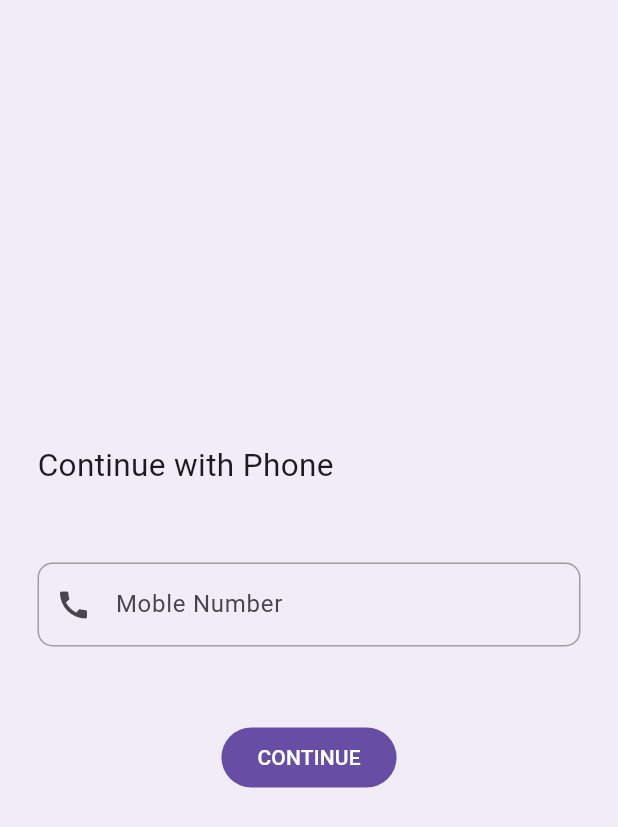
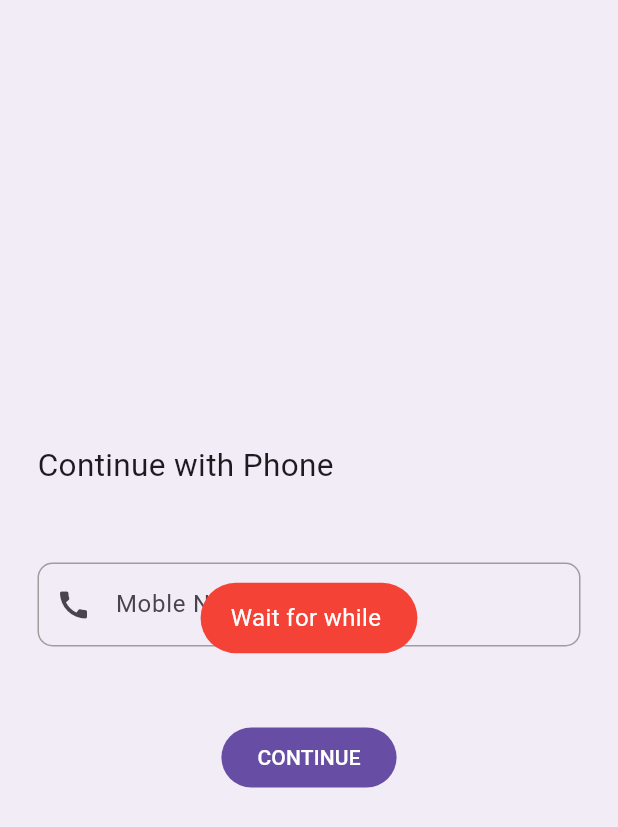
Before and after one commit to vijay-malethia/crud, a Flutter app: the screen it shows after launch, after a tap on "CONTINUE", on a phone screen of 412 x 824 dp. Shown: the top 827 px of the screen. Run offline on Flutter 3.47's test engine with Material 3 defaults, Android fonts, the phone set to English and light mode, and no system bars; our stand-ins replace cloud_firestore, firebase_auth, firebase_core, firebase_storage, flutter_slidable, fluttertoast and 6 more; accounts and stored records are empty; network calls fail.

```diff
--- a/lib/ui/views/auth/auth_view.dart
+++ b/lib/ui/views/auth/auth_view.dart
@@ -37,14 +37,12 @@ class AuthView extends StackedView<AuthViewModel> with $AuthView {
                       elevation: MaterialStatePropertyAll(0),
                       backgroundColor:
                           MaterialStatePropertyAll(Color(0xFF674EA4))),
-                  onPressed: () =>
-                      viewModel.verifyNumber(phoneNumberController.text),
-                  child: viewModel.isBusy
-                      ? const CircularProgressIndicator()
-                      : const Text(
-                          'CONTINUE',
-                          style: TextStyle(color: Colors.white),
-                        ))
+                  onPressed: () => viewModel.verifyNumber(
+                      phoneNumberController.text, context),
+                  child: const Text(
+                    'CONTINUE',
+                    style: TextStyle(color: Colors.white),
+                  ))
             ],
           ),
         ),
--- a/lib/ui/views/auth/auth_viewmodel.dart
+++ b/lib/ui/views/auth/auth_viewmodel.dart
@@ -1,4 +1,5 @@
 import 'package:flutter/material.dart';
+import 'package:fluttertoast/fluttertoast.dart';
 import 'package:stacked/stacked.dart';
 import 'package:firebase_auth/firebase_auth.dart';
 import 'package:stacked_services/stacked_services.dart';
@@ -12,7 +13,17 @@ class AuthViewModel extends BaseViewModel with $AuthView {
   final _navigationService = locator<NavigationService>();
   FirebaseAuth auth = FirebaseAuth.instance;
 
-  void verifyNumber(phoneNumber) async {
+
+  void verifyNumber(phoneNumber, context) async {
+    FocusScope.of(context).unfocus();
+    Fluttertoast.showToast(
+        msg: 'Wait for while ',
+        toastLength: Toast.LENGTH_SHORT,
+        gravity: ToastGravity.CENTER,
+        timeInSecForIosWeb: 1,
+        backgroundColor: Colors.red,
+        textColor: Colors.white,
+        fontSize: 16.0);
     await FirebaseAuth.instance.verifyPhoneNumber(
       phoneNumber: '+91$phoneNumber',
       verificationCompleted: (PhoneAuthCredential credential) {},
@@ -24,5 +35,6 @@ class AuthViewModel extends BaseViewModel with $AuthView {
       },
       codeAutoRetrievalTimeout: (String verificationId) {},
     );
+    notifyListeners();
   }
 }
--- a/lib/ui/views/otp/otp_view.dart
+++ b/lib/ui/views/otp/otp_view.dart
@@ -47,7 +47,7 @@ class OtpView extends StackedView<OtpViewModel> {
                             MaterialStatePropertyAll(Color(0xFF674EA4))),
                     onPressed: () {
                       if (viewModel.otp.length == 6) {
-                        viewModel.verifyOtp(
+                        viewModel.verifyOtp(context,
                             verificationId: id, smsCode: viewModel.otp);
                       }
                     },
```
Also changed, not shown: lib/ui/views/otp/otp_viewmodel.dart (+10 -1 lines), 3 other files.
